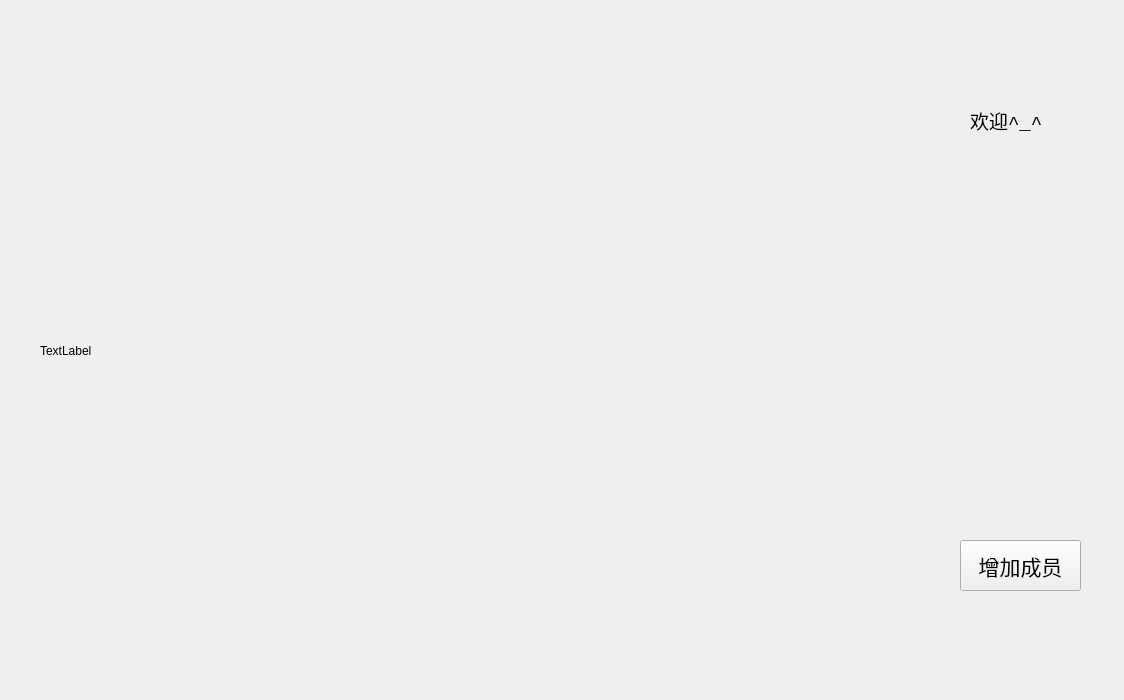
This is 带UI的人脸识别门锁/project/mainpage.ui in lightflash7/code3 as Qt 5 draws it before an edit. The edited form follows.
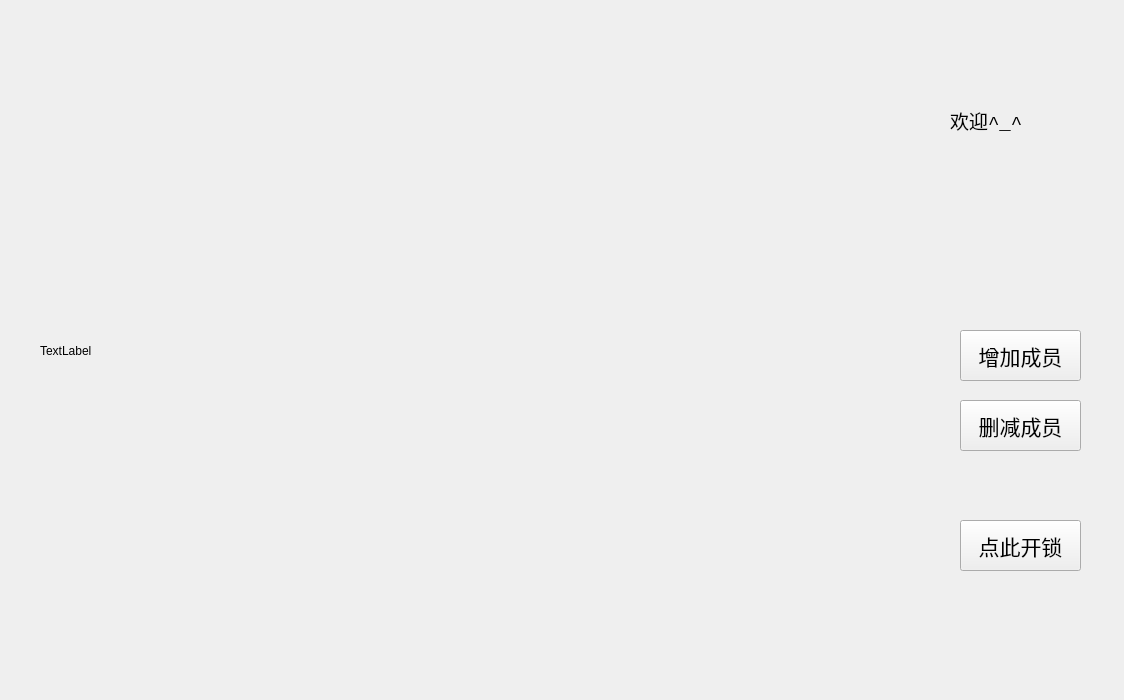
This is the edited form.

Commit message: '增加计时按钮，在识别到人脸后一段时间能进行操作'

Patch:
```diff
--- a/带UI的人脸识别门锁/project/mainpage.ui
+++ b/带UI的人脸识别门锁/project/mainpage.ui
@@ -30,7 +30,7 @@
    <property name="geometry">
     <rect>
      <x>960</x>
-     <y>540</y>
+     <y>330</y>
      <width>121</width>
      <height>51</height>
     </rect>
@@ -48,9 +48,9 @@
   <widget class="QLabel" name="message">
    <property name="geometry">
     <rect>
-     <x>970</x>
+     <x>950</x>
      <y>90</y>
-     <width>131</width>
+     <width>151</width>
      <height>61</height>
     </rect>
    </property>
@@ -64,6 +64,44 @@
     <string>欢迎^_^</string>
    </property>
   </widget>
+  <widget class="QPushButton" name="unlock_button">
+   <property name="geometry">
+    <rect>
+     <x>960</x>
+     <y>520</y>
+     <width>121</width>
+     <height>51</height>
+    </rect>
+   </property>
+   <property name="font">
+    <font>
+     <family>Consolas</family>
+     <pointsize>16</pointsize>
+    </font>
+   </property>
+   <property name="text">
+    <string>点此开锁</string>
+   </property>
+  </widget>
+  <widget class="QPushButton" name="delect_button">
+   <property name="geometry">
+    <rect>
+     <x>960</x>
+     <y>400</y>
+     <width>121</width>
+     <height>51</height>
+    </rect>
+   </property>
+   <property name="font">
+    <font>
+     <family>Consolas</family>
+     <pointsize>16</pointsize>
+    </font>
+   </property>
+   <property name="text">
+    <string>删减成员</string>
+   </property>
+  </widget>
  </widget>
  <resources/>
  <connections/>
```
The commit also changes 7 other files.
